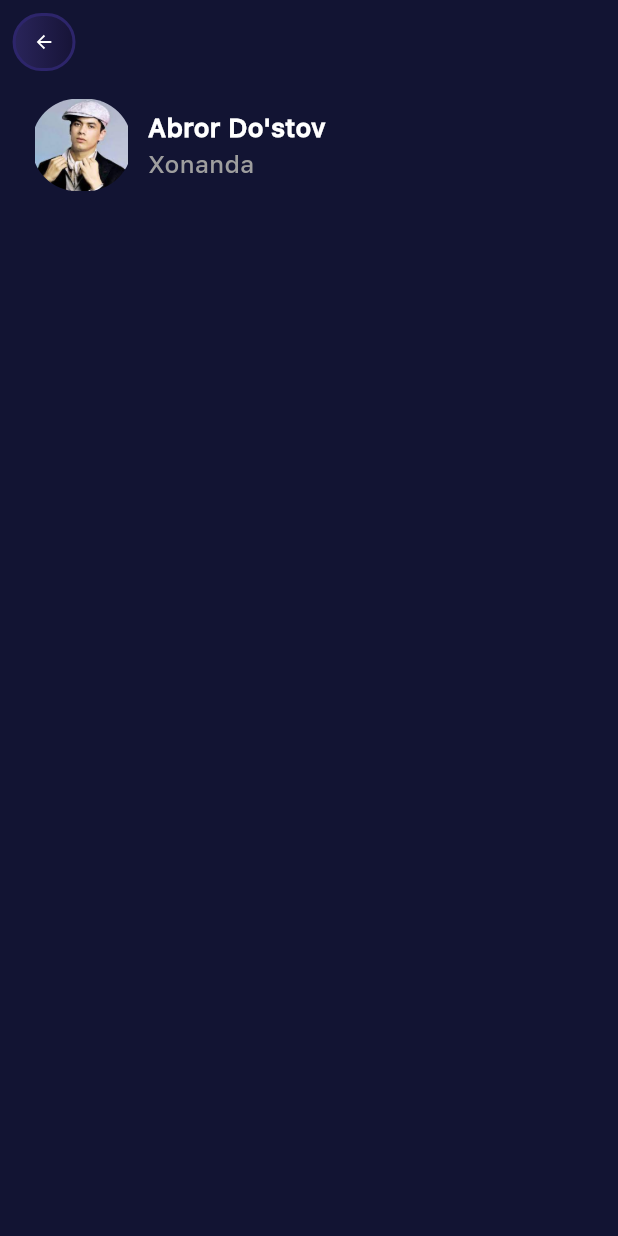
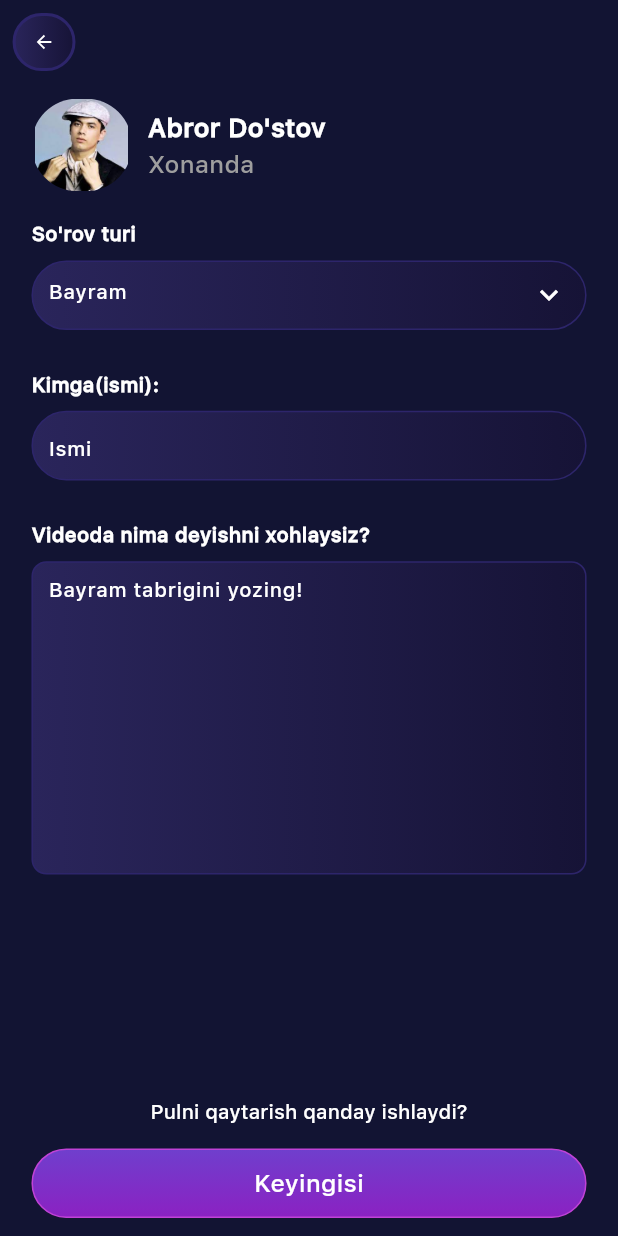
Before and after one commit to azizbek123411/yulduzlar_cosinius, a Flutter app: the ForMyself screen opened directly, on a phone screen of 412 x 824 dp. Run offline on Flutter 3.47's test engine with Material 3 defaults, Android fonts, the phone set to English and light mode, and no system bars; our stand-ins replace bloc, flutter_svg.

```diff
--- a/lib/src/ui/screens/order_screens/order_formyself.dart
+++ b/lib/src/ui/screens/order_screens/order_formyself.dart
@@ -4,10 +4,13 @@ import 'package:yulduzlar_cosinius/src/repository/utils/app_padding.dart';
 import 'package:yulduzlar_cosinius/src/repository/utils/creen_utils.dart';
 import 'package:yulduzlar_cosinius/src/repository/utils/space.dart';
 import 'package:yulduzlar_cosinius/src/ui/screens/artist_screens/artist_row.dart';
-import 'package:yulduzlar_cosinius/src/ui/screens/cards/artist_card.dart';
+import 'package:yulduzlar_cosinius/src/ui/screens/order_screens/finishing_time.dart';
 import 'package:yulduzlar_cosinius/src/ui/widgets/buttons.dart';
-
+import 'package:yulduzlar_cosinius/src/ui/widgets/main_button.dart';
+import 'package:yulduzlar_cosinius/src/ui/widgets/text_field.dart';
 import '../../../config/appcolors.dart';
+import '../../../config/font_size.dart';
+import '../../../repository/constants/text_style.dart';
 
 class ForMyself extends StatefulWidget {
   const ForMyself({super.key});
@@ -39,14 +42,119 @@ class _ForMyselfState extends State<ForMyself> {
         ),
       ),
       body: Padding(
-        padding: Dis.only(lr: 20.w,tb: 10.h),
+        padding: Dis.only(lr: 20.w, tb: 10.h),
         child: SingleChildScrollView(
           child: Column(
             children: [
-             ArtistRow(),
-
+              ArtistRow(),
+              HBox(20.h),
+              Column(
+                crossAxisAlignment: CrossAxisAlignment.start,
+                children: [
+                  Text(
+                    "So'rov turi",
+                    style: AppTextStyle.instance.w700.copyWith(
+                      fontSize: FontSizeConst.instance.smallFont,
+                      color: AppColors.colorFFF,
+                    ),
+                  ),
+                  Container(
+                    margin: Dis.only(tb: 8.h),
+                    width: double.infinity,
+                    height: 48.h,
+                    decoration: BoxDecoration(
+                      gradient: AppColors.mainBackgroundGradient,
+                      borderRadius: BorderRadius.circular(40),
+                      border: Border.all(
+                        color: AppColors.color2d256b,
+                        width: 1,
+                      ),
+                    ),
+                    child: TextField(
+                      maxLines: 1,
+                      style: AppTextStyle.instance.w500.copyWith(
+                          color: AppColors.colorFFF,
+                          fontSize: FontSizeConst.instance.smallFont),
+                      readOnly: true,
+                      decoration: InputDecoration(
+                        prefix: WBox(10.w),
+                        suffixIcon: IconButton(
+                          icon: Icon(
+                            Icons.keyboard_arrow_down,
+                            color: AppColors.colorFFF,
+                          ),
+                          onPressed: () {},
+                        ),
+                        // contentPadding: Dis.all(20),
+                        border: InputBorder.none,
+                        hintText: "Bayram",
+                        hintStyle: AppTextStyle.instance.w500.copyWith(
+                          fontSize: FontSizeConst.instance.smallFont,
+                          color: AppColors.colorFFF,
+                        ),
+                      ),
+                    ),
+                  )
+                ],
+              ),
+              HBox(20.h),
+              TextFields(
+                prefix: WBox(10.w),
+                title: "Kimga(ismi):",
+                hintText: 'Ismi',
+                readOnly: false,
+                suffixIcon: WBox(10.w),
+                h: 48.h,
+                w: double.infinity,
+                radius: 40,
+                maxLine: 1,
+              ),
+              HBox(20.h),
+              TextFields(
+                title: 'Videoda nima deyishni xohlaysiz?',
+                hintText: "Bayram tabrigini yozing!",
+                readOnly: false,
+                suffixIcon: WBox(10.w),
+                h: 216.h,
+                w: double.infinity,
+                radius: 10,
+                prefix: WBox(10.w),
+                maxLine: 10,
+              ),
             ],
           ),
+        ),
+      ),
+      bottomNavigationBar: SizedBox(
+        height: 110.h,
+        child: Column(
+          mainAxisAlignment: MainAxisAlignment.start,
+          children: [
+            TextButton(
+              onPressed: () {},
+              child: Text(
+                'Pulni qaytarish qanday ishlaydi?',
+                style: AppTextStyle.instance.w600.copyWith(
+                  fontSize: FontSizeConst.instance.smallFont,
+                  color: AppColors.colorFFF,
+                ),
+              ),
+            ),
+            Padding(
+              padding: Dis.only(lr: 20.w, bottom: 10.h),
+              child: MainButton(
+                  height: 48.h,
+                  width: double.infinity,
+                  title: "Keyingisi",
+                  onTap: () {
+                    AppRouter.go(
+                      context,
+                      const FinishingTime(),
+                    );
+                  },
+                  radius: 50),
+            ),
+          ],
         ),
       ),
     );
--- a/lib/src/ui/widgets/text_field.dart
+++ b/lib/src/ui/widgets/text_field.dart
@@ -3,28 +3,73 @@ import 'package:yulduzlar_cosinius/src/config/appcolors.dart';
 import 'package:yulduzlar_cosinius/src/config/font_size.dart';
 import 'package:yulduzlar_cosinius/src/repository/constants/text_style.dart';
 import 'package:yulduzlar_cosinius/src/repository/utils/creen_utils.dart';
+
+import '../../repository/utils/app_padding.dart';
+
 class TextFields extends StatelessWidget {
-  const TextFields({super.key});
+  String title;
+  String hintText;
+  bool readOnly;
+  Widget suffixIcon;
+  double h;
+  double w;
+  double radius;
+  Widget prefix;
+  int maxLine;
+
+  TextFields({
+    super.key,
+    required this.title,
+    required this.hintText,
+    required this.readOnly,
+    required this.suffixIcon,
+    required this.h,
+    required this.w,
+    required this.radius,
+    required this.prefix,
+    required this.maxLine
+  });
 
   @override
   Widget build(BuildContext context) {
     return Column(
+      crossAxisAlignment: CrossAxisAlignment.start,
       children: [
-        Text("So'rov turi",style: AppTextStyle.instance.w600.copyWith(
-          fontSize: FontSizeConst.instance.smallFont,
-          color: AppColors.colorFFF,
-        ),),
+        Text(
+          title,
+          style: AppTextStyle.instance.w700.copyWith(
+            fontSize: FontSizeConst.instance.smallFont,
+            color: AppColors.colorFFF,
+          ),
+        ),
         Container(
-          width: double.infinity,
-          height: 48.h,
+          margin: Dis.only(tb: 8.h),
+          width: w,
+          height: h,
           decoration: BoxDecoration(
-            gradient: AppColors.mainBackgroundGradient,
-            border: Border.all(color: AppColors.colorC042D7,width: 1,)
-          ),
+              gradient: AppColors.mainBackgroundGradient,
+              borderRadius: BorderRadius.circular(radius),
+              border: Border.all(
+                color: AppColors.color2d256b,
+                width: 1,
+              ),),
           child: TextField(
+            maxLines: maxLine,
+            style: AppTextStyle.instance.w500.copyWith(
+              color: AppColors.colorFFF,
+              fontSize: FontSizeConst.instance.smallFont
+            ),
+            readOnly: readOnly,
             decoration: InputDecoration(
+              prefix: prefix,
+              suffix: suffixIcon,
+              // contentPadding: Dis.all(20),
               border: InputBorder.none,
-              hintText:''
+              hintText: hintText,
+              hintStyle: AppTextStyle.instance.w500.copyWith(
+                fontSize: FontSizeConst.instance.smallFont,
+                color: AppColors.colorFFF,
+              ),
             ),
           ),
         )
```
Also changed, not shown: lib/src/ui/screens/order_screens/finishing_time.dart (added, +117 -0 lines).
